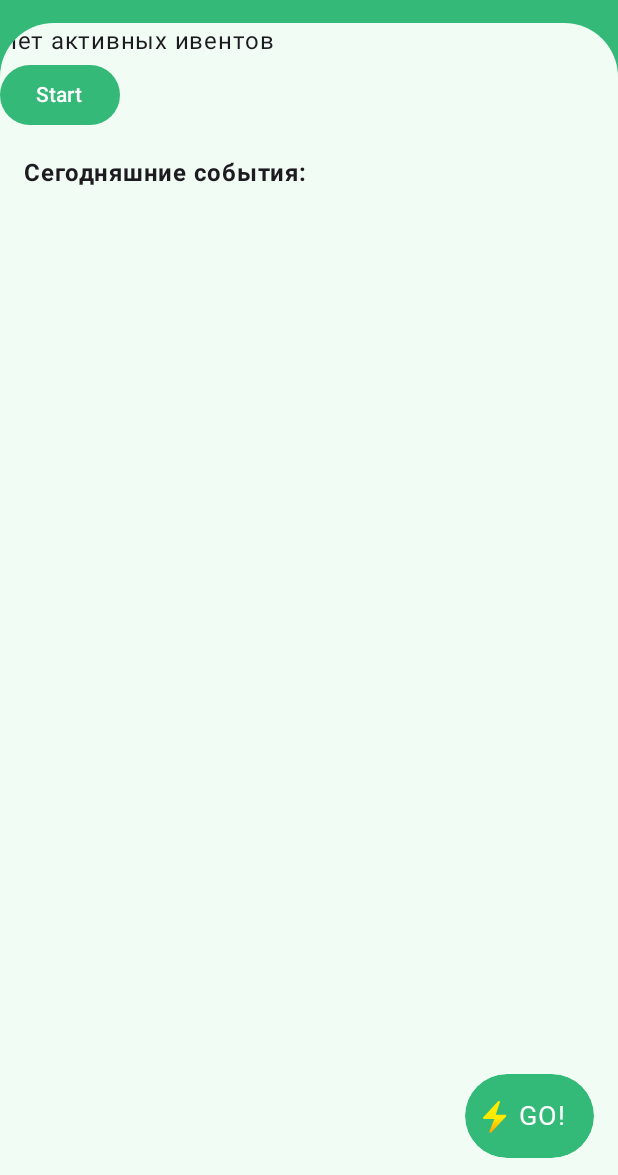
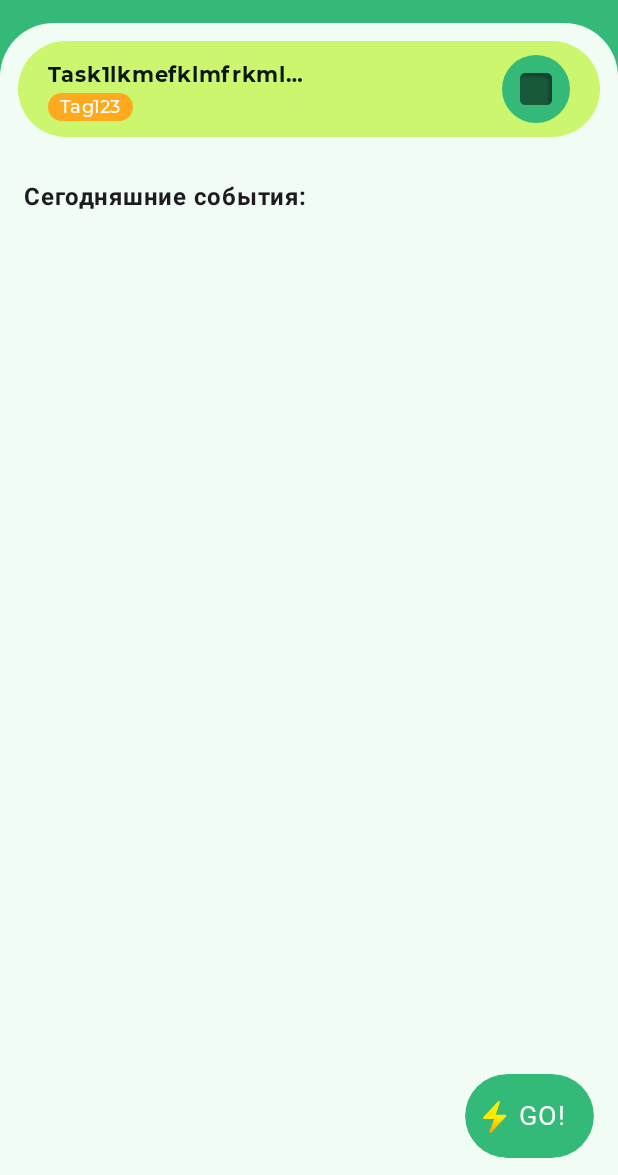
Before and after one commit to dmitrysukhov96/LifeTracker, an Android app built with Jetpack Compose: the TrackerScreen screen opened through its navigation route, on a phone screen of 412 x 824 dp, the part 61-1236 px from its top. Run offline under Robolectric (Android 15) with nearby library versions, the phone set to English and light mode, and no system bars; our stand-ins replace Dagger/Hilt's generated code, Room's generated code, accompanist; Roboto replaces fonts that are not available here.

Commit message:
работа над трекером

```diff
--- a/app/src/main/java/com/dmitrysukhov/lifetracker/tracker/TrackerScreen.kt
+++ b/app/src/main/java/com/dmitrysukhov/lifetracker/tracker/TrackerScreen.kt
@@ -1,15 +1,22 @@
 package com.dmitrysukhov.lifetracker.tracker
 
+import androidx.compose.foundation.Image
 import androidx.compose.foundation.background
+import androidx.compose.foundation.clickable
+import androidx.compose.foundation.layout.Box
 import androidx.compose.foundation.layout.Column
+import androidx.compose.foundation.layout.Row
 import androidx.compose.foundation.layout.Spacer
 import androidx.compose.foundation.layout.fillMaxSize
 import androidx.compose.foundation.layout.fillMaxWidth
 import androidx.compose.foundation.layout.height
 import androidx.compose.foundation.layout.padding
+import androidx.compose.foundation.layout.size
+import androidx.compose.foundation.layout.width
 import androidx.compose.foundation.lazy.LazyColumn
 import androidx.compose.foundation.lazy.items
-import androidx.compose.material3.Button
+import androidx.compose.foundation.shape.CircleShape
+import androidx.compose.foundation.shape.RoundedCornerShape
 import androidx.compose.material3.Text
 import androidx.compose.runtime.Composable
 import androidx.compose.runtime.LaunchedEffect
@@ -18,13 +25,25 @@ import androidx.compose.runtime.getValue
 import androidx.compose.runtime.mutableLongStateOf
 import androidx.compose.runtime.remember
 import androidx.compose.runtime.setValue
+import androidx.compose.ui.Alignment
 import androidx.compose.ui.Modifier
-import androidx.compose.ui.text.font.FontWeight
+import androidx.compose.ui.draw.clip
+import androidx.compose.ui.layout.ContentScale
+import androidx.compose.ui.res.painterResource
+import androidx.compose.ui.text.font.FontWeight.Companion.Bold
+import androidx.compose.ui.text.style.TextOverflow
 import androidx.compose.ui.unit.dp
 import androidx.compose.ui.unit.sp
 import androidx.hilt.navigation.compose.hiltViewModel
+import com.dmitrysukhov.lifetracker.R
+import com.dmitrysukhov.lifetracker.todo.ProjectTag
 import com.dmitrysukhov.lifetracker.todo.formatTime
+import com.dmitrysukhov.lifetracker.utils.AccentColor
 import com.dmitrysukhov.lifetracker.utils.BgColor
+import com.dmitrysukhov.lifetracker.utils.BlackPine
+import com.dmitrysukhov.lifetracker.utils.Montserrat
+import com.dmitrysukhov.lifetracker.utils.Orange
+import com.dmitrysukhov.lifetracker.utils.PineColor
 import com.dmitrysukhov.lifetracker.utils.SimpleText
 import com.dmitrysukhov.lifetracker.utils.TopBarState
 import kotlinx.coroutines.delay
@@ -32,63 +51,26 @@ import kotlinx.coroutines.delay
 @Composable
 fun TrackerScreen(
     setTopBarState: (TopBarState) -> Unit,
-//    navController: NavHostController,
     trackerViewModel: TrackerViewModel = hiltViewModel()
 ) {
-    // Подписываемся на последнее событие
-    val lastEvent by trackerViewModel.lastEvent.collectAsState()
     val todayEvents by trackerViewModel.todayEvents.collectAsState()
-
-    val currentTime = System.currentTimeMillis()
 
     LaunchedEffect(Unit) {
         setTopBarState(TopBarState("Tracker"))
     }
 
-    // Время с последнего обновления
-    var timeElapsed by remember { mutableLongStateOf(0L) }
-
-    // Тикать каждую секунду
-    LaunchedEffect(lastEvent) {
-        while (true) {
-            if (lastEvent != null && lastEvent?.endTime == null) {
-                timeElapsed = (System.currentTimeMillis() - (lastEvent?.startTime ?: 0)) / 1000
-            }
-            delay(1000)  // Задержка в 1 секунду для обновления времени
-        }
-    }
     Column(
         Modifier
             .fillMaxSize()
             .background(BgColor)
     ) {
-        if (lastEvent != null) {
-            val event = lastEvent
-            if (event?.endTime == null) {
-                // Ивент еще не завершён
-                Text("Время с начала: $timeElapsed секунд")
-                Button(onClick = { trackerViewModel.stopEvent() }) {
-                    Text("Stop")
-                }
-            } else {
-                // Ивент завершён
-                val timeSinceEnd = (currentTime - event.endTime) / 1000
-                Text("Без задачи: $timeSinceEnd секунд")
-                Button(onClick = { trackerViewModel.startEvent(1) }) {
-                    Text("Play")
-                }
-            }
-        } else {
-            Text("Нет активных ивентов")
-            Button(onClick = { trackerViewModel.startEvent(1) }) {
-                Text("Start")
-            }
-        }
+        TimeTracker(trackerViewModel)
+
         Spacer(modifier = Modifier.height(16.dp))
         Text(
             text = "Сегодняшние события:",
             fontSize = 16.sp,
-            fontWeight = FontWeight.Bold,
+            fontWeight = Bold,
             modifier = Modifier.padding(horizontal = 16.dp)
         )
         LazyColumn(
@@ -106,4 +88,87 @@ fun TrackerScreen(
     }
 }
 
+@Composable
+fun TimeTracker(trackerViewModel: TrackerViewModel) {
+    val lastEvent by trackerViewModel.lastEvent.collectAsState()
+    val currentTime = System.currentTimeMillis()
+    var timeElapsed by remember { mutableLongStateOf(0L) }
+
+    LaunchedEffect(lastEvent) {
+        while (true) {
+            if (lastEvent?.endTime == null) {
+                timeElapsed = (System.currentTimeMillis() - (lastEvent?.startTime ?: 0)) / 1000
+            }
+            delay(1000)
+        }
+    }
+
+    Row(
+        Modifier
+            .fillMaxWidth()
+            .padding(12.dp)
+            .height(64.dp)
+            .clip(RoundedCornerShape(100.dp))
+            .background(AccentColor)
+            .padding(horizontal = 20.dp),
+        verticalAlignment = Alignment.CenterVertically
+    ) {
+        Column(Modifier.weight(1f)) {
+            Text(
+                "Task1lkmefklmfrkmlr lkm23", color = BlackPine, fontWeight = Bold,
+                fontFamily = Montserrat, fontSize = 14.sp, maxLines = 1, overflow = TextOverflow.Ellipsis
+            )
+            ProjectTag("Tag123", Orange)
+        }
+
+        val timeText = when {
+            lastEvent == null -> ""  // Нет события
+            lastEvent?.endTime == null -> formatTimeElapsed(timeElapsed)  // Событие идет
+            else -> formatTimeElapsed((currentTime - lastEvent?.endTime!!) / 1000)  // Время без задачи
+        }
+
+        Text(
+            timeText,
+            color = BlackPine,
+            fontWeight = Bold,
+            fontFamily = Montserrat,
+            fontSize = 20.sp,
+            modifier = Modifier.width(130.dp).padding(horizontal = 12.dp)
+        )
+
+        Row {
+            Box(
+                modifier = Modifier
+                    .clickable {
+                        if (lastEvent == null || lastEvent?.endTime != null) {
+                            trackerViewModel.startEvent(1)  // Заменить на нужный ID
+                        } else {
+                            trackerViewModel.stopEvent()
+                        }
+                    }
+                    .clip(CircleShape)
+                    .background(PineColor)
+                    .size(45.dp)
+            ) {
+                Image(
+                    painter = painterResource(
+                        id = if (lastEvent?.endTime == null) R.drawable.stop else R.drawable.play
+                    ),
+                    contentDescription = null,
+                    contentScale = ContentScale.FillBounds,
+                    modifier = Modifier
+                        .size(21.dp)
+                        .align(Alignment.Center)
+                )
+            }
+        }
+    }
+}
+
+fun formatTimeElapsed(seconds: Long): String {
+    val hrs = seconds / 3600
+    val mins = (seconds % 3600) / 60
+    val secs = seconds % 60
+    return String.format("%02d:%02d:%02d", hrs, mins, secs)
+}
 const val TRACKER_SCREEN = "Tracker"
```
Also changed, not shown: app/src/main/java/com/dmitrysukhov/lifetracker/MainActivity.kt (+0 -56 lines).
